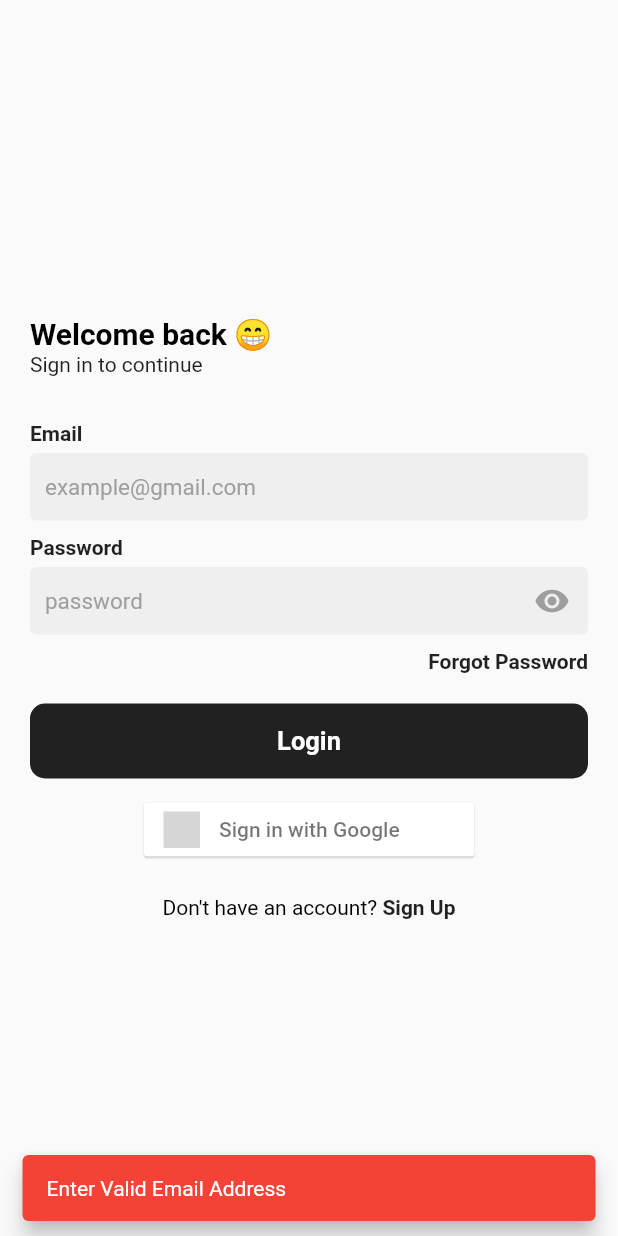
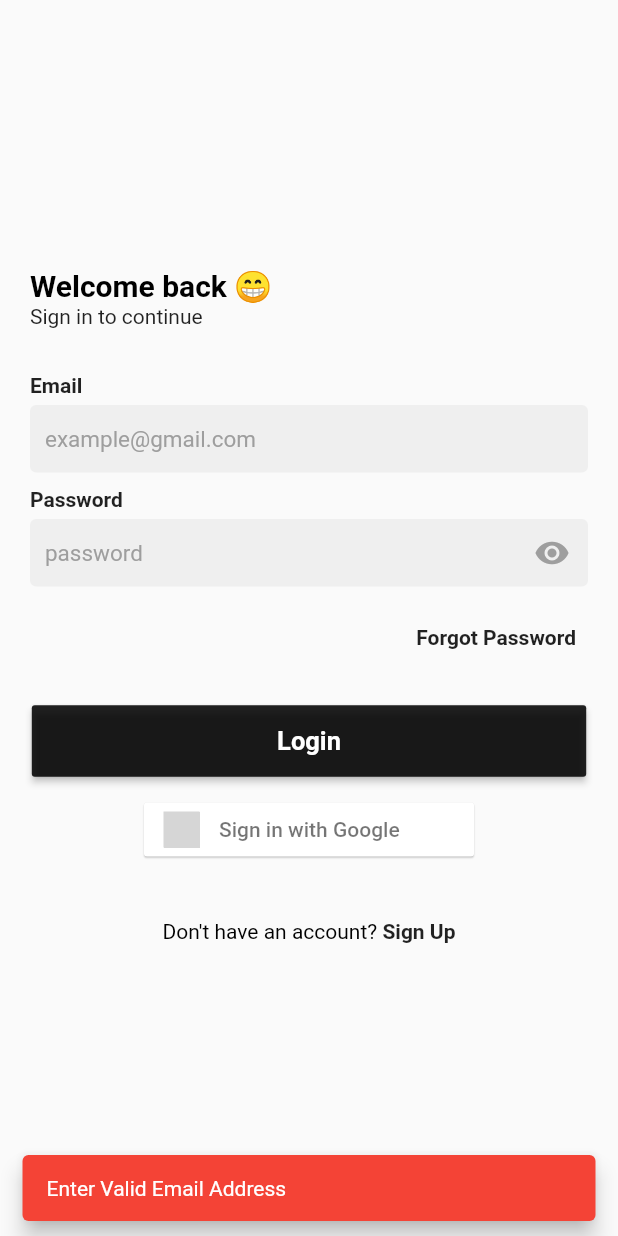
Before and after one commit to IwoRichard/Ecommerce-Store-Firebase-Flutterwave, a Flutter app: the LoginScreen screen opened directly, after a tap on "Login", on a phone screen of 412 x 824 dp. Run offline on Flutter 3.47's test engine with Material 2 defaults, Android fonts, the phone set to English and light mode, and no system bars; our stand-ins replace cloud_firestore, firebase_auth, firebase_core, flutter_signin_button, google_sign_in, page_transition; accounts and stored records are empty; network calls fail; grey boxes are pictures that could not be loaded.

Commit message:
auth done

```diff
--- a/lib/screens/Auth_Screen/login_screen.dart
+++ b/lib/screens/Auth_Screen/login_screen.dart
@@ -18,6 +18,7 @@ class LoginScreen extends StatefulWidget {
 }
 class _LoginScreenState extends State<LoginScreen> {
 
+  bool isLoading = false;
   bool obscureText = true;
   final formKey = GlobalKey<FormState>();
   TextEditingController emailController = TextEditingController();
@@ -71,13 +72,7 @@ class _LoginScreenState extends State<LoginScreen> {
                         contentPadding: EdgeInsets.only(left: 10),
                         filled: true
                       ),
-                      validator: (value) {
-                        if (value!.isEmpty || !value.contains('@')) {
-                          ScaffoldMessenger.of(context).showSnackBar(SnackBar(behavior: SnackBarBehavior.floating,content: Text('Enter Valid Email Address'),backgroundColor: Colors.red,duration: Duration(seconds: 3),));
-                        }else{
-                          return null;
-                        }
-                      },
+                      validator: validateEmail
                     ),
                   ),
                   SizedBox(height: 10,),
@@ -116,20 +111,14 @@ class _LoginScreenState extends State<LoginScreen> {
                         contentPadding: EdgeInsets.only(left: 10),
                         filled: true
                       ),
-                      validator: (value) {
-                        if (value!.isEmpty || value.length < 7) {
-                          ScaffoldMessenger.of(context).showSnackBar(SnackBar(behavior: SnackBarBehavior.floating,content: Text('Password should be at least 7 characters'),backgroundColor: Colors.red,duration: Duration(seconds: 3),));
-                        }else{
-                          return null;
-                        }
-                      },
+                      validator: validatePassword
                     ),
                   ),
                   SizedBox(height: 10,),
                   Align(
                     alignment: Alignment.centerRight,
-                    child: InkWell(
-                      onTap: (){
+                    child: TextButton(
+                      onPressed: (){
                         Navigator.push(
                           context,
                           PageTransition(
@@ -151,11 +140,14 @@ class _LoginScreenState extends State<LoginScreen> {
                     height: 50,
                     decoration: BoxDecoration(
                       border: Border.all(width: 1.2,color: Colors.transparent),
-                      color: Colors.black87,
                       borderRadius: BorderRadius.circular(10)
                     ),
                     child: MaterialButton(
-                      onPressed: ()async{
+                      color: Colors.black87,
+                      disabledColor: Colors.grey.withOpacity(.5),
+                      disabledTextColor: Colors.black.withOpacity(.5),
+                      onPressed: isLoading ? null : ()async{
+                        setState(() {isLoading = true;});
                         final isvalid = formKey.currentState!.validate();
                         FocusScope.of(context).unfocus();
                         if (isvalid) {
@@ -165,6 +157,7 @@ class _LoginScreenState extends State<LoginScreen> {
                             Navigator.pushAndRemoveUntil(context, MaterialPageRoute(builder: (context) => BottomNav()), (route) => false);
                           }
                         }
+                        setState(() {isLoading = false;});
                       },
                       child: Text(
                         'Login',
@@ -187,8 +180,8 @@ class _LoginScreenState extends State<LoginScreen> {
                   SizedBox(height: 20,),
                   Align(
                     alignment: Alignment.center,
-                    child: InkWell(
-                      onTap:(){
+                    child: TextButton(
+                      onPressed: (){
                         Navigator.push(
                           context,
                           PageTransition(
@@ -213,7 +206,7 @@ class _LoginScreenState extends State<LoginScreen> {
                           ),
                         ),
                     ),
-                  ),
+                  )
                 ],
               ),
             ),
@@ -222,4 +215,41 @@ class _LoginScreenState extends State<LoginScreen> {
       ),
     );
   }
+
+  //To validate email
+  String? validateEmail(String? formEmail){
+    String pattern = r'\w+@\w+\.\w+';
+    RegExp regExp = RegExp(pattern);
+    if (formEmail!.isEmpty || formEmail == null || !regExp.hasMatch(formEmail)) {
+      ScaffoldMessenger.of(context).showSnackBar(
+        SnackBar(
+          behavior: SnackBarBehavior.floating,
+          content: Text('Enter Valid Email Address'),
+          backgroundColor: Colors.red,
+          duration: Duration(seconds: 4),
+          )
+        );
+    }else{
+      return null;
     }
+    return null;
+  }
+
+  //To validate password
+  String? validatePassword(String? formPassword){
+    if (formPassword!.isEmpty || formPassword == null) {
+      ScaffoldMessenger.of(context).showSnackBar(
+        SnackBar(
+          behavior: SnackBarBehavior.floating,
+          content: Text('Password is required'),
+          backgroundColor: Colors.red,
+          duration: Duration(seconds: 3),
+        )
+      );
+    }else{
+      return null;
+    }
+    return null;
+  }
+
+}
--- a/lib/screens/Main_Screen/user_profile_screen.dart
+++ b/lib/screens/Main_Screen/user_profile_screen.dart
@@ -2,8 +2,10 @@
 import 'package:cloud_firestore/cloud_firestore.dart';
 import 'package:firebase_auth/firebase_auth.dart';
 import 'package:flutter/material.dart';
+import 'package:page_transition/page_transition.dart';
 import 'package:shop/widgets/list_Tile.dart';
 import '../../services/firebase_auth.dart';
+import '../Auth_Screen/forgot_password_screen.dart';
 import '../Auth_Screen/login_screen.dart';
 
 
@@ -71,9 +73,20 @@ class _UserProfileScreenState extends State<UserProfileScreen> {
                   SizedBox(height: 10,),
                   tileTile('Security Settings'),
                   SizedBox(height: 10,),
-                  UserTile(
-                    title: 'Reset Password',
-                    subtitle: '************',
+                  GestureDetector(
+                    onTap: (){
+                      Navigator.push(
+                          context,
+                          PageTransition(
+                            child: ForgotPasswordScreen(),
+                            type: PageTransitionType.rightToLeft,
+                            duration: Duration(milliseconds: 300)
+                          ),
+                      );
+                    },
+                    child: UserTile(
+                      title: 'Reset Password',
+                    ),
                   ),
                   SizedBox(height: 10,),
                   tileTile('Others'),
--- a/lib/widgets/list_Tile.dart
+++ b/lib/widgets/list_Tile.dart
@@ -53,8 +53,8 @@ class _UserTileState extends State<UserTile> {
                 actions: [
                   TextButton(
                     onPressed: ()async{
+                      Navigator.pop(context);
                       await FirestoreService().updateUserName(widget.nameController!.text);
-                      Navigator.pop(context);
                     },
                     child: Text('Save')
                   )
@@ -80,8 +80,8 @@ class _UserTileState extends State<UserTile> {
                 actions: [
                   TextButton(
                     onPressed: ()async{
+                      Navigator.pop(context);
                       await FirestoreService().updateUserAddress(widget.addressController!.text);
-                      Navigator.pop(context);
                     },
                     child: Text('Save')
                   )
```
Also changed, not shown: lib/screens/Auth_Screen/sign_up_screen.dart (+84 -30 lines). Lines whose indentation alone changed are shown as unchanged.
